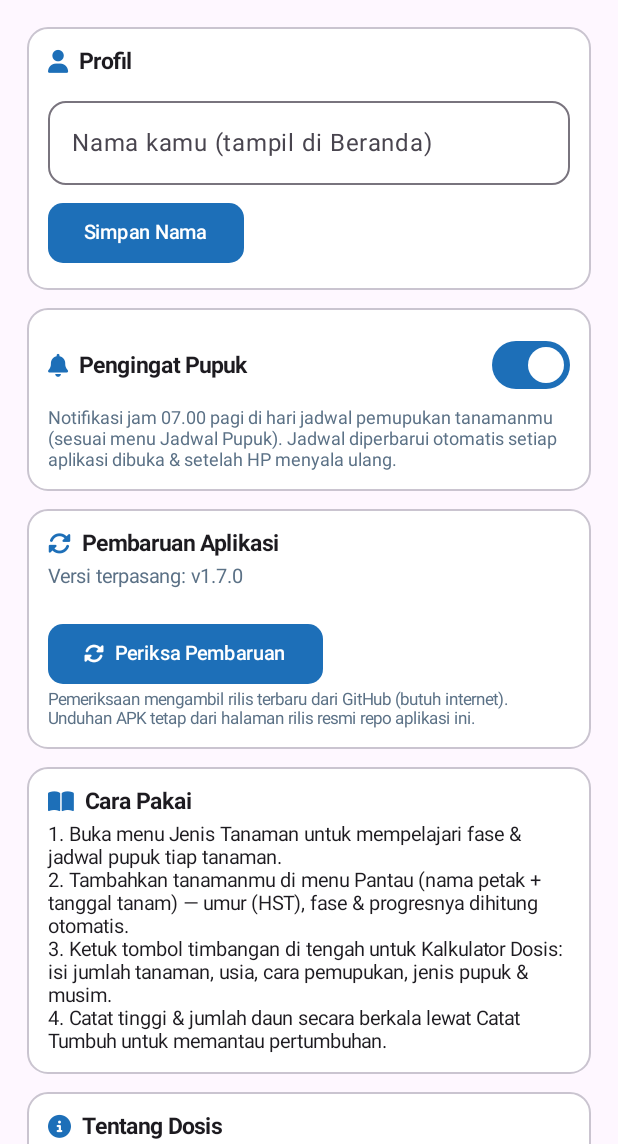
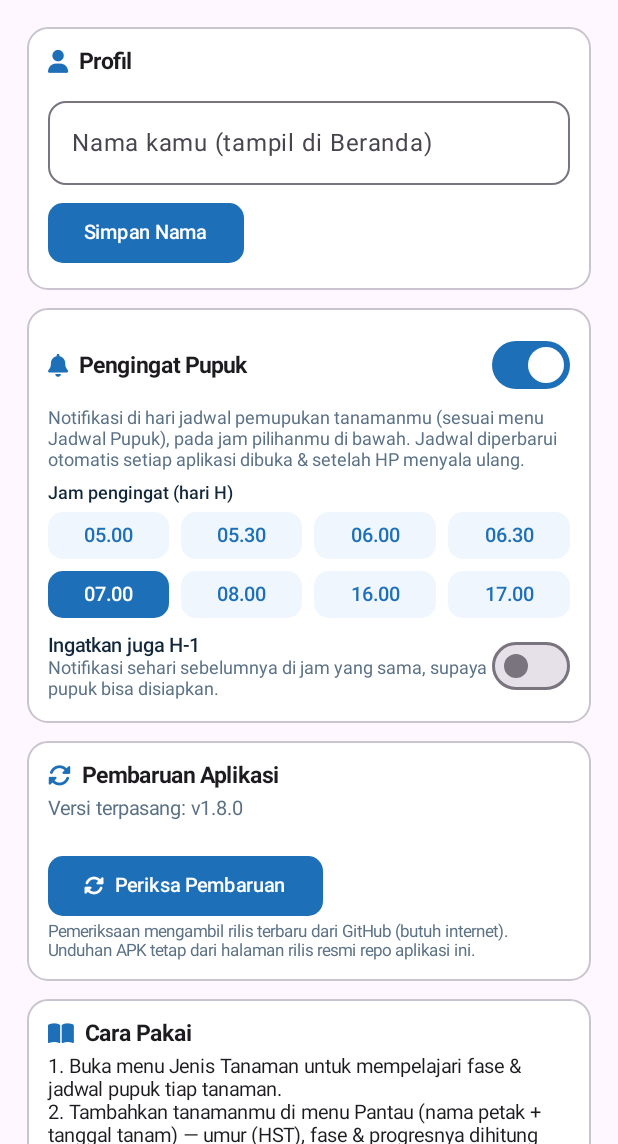
Before and after one commit to qioceky/autodosingagro, an Android app built with Jetpack Compose: the composable InfoScreen called with empty values, on a phone screen of 412 x 824 dp, the part 92-1236 px from its top. Run offline under Robolectric (Android 15) with nearby library versions, the phone set to English and light mode, and no system bars.

Commit message:
v1.8.0 — pengingat pupuk bisa diatur: pilihan jam pengingat + saklar pengingat H-1

```diff
--- a/app/build.gradle
+++ b/app/build.gradle
@@ -12,8 +12,8 @@ android {
         applicationId "id.autodosingagro"
         minSdk 26
         targetSdk 35
-        versionCode 9
-        versionName "1.7.0"
+        versionCode 10
+        versionName "1.8.0"
     }
 
     buildFeatures {
--- a/app/src/main/java/id/autodosingagro/Screens.kt
+++ b/app/src/main/java/id/autodosingagro/Screens.kt
@@ -584,7 +584,7 @@ fun PantauScreen(
 /* ---------------- PENGATURAN (profil, pembaruan, tentang) ---------------- */
 
 @Composable
-fun InfoScreen(nama: String, onSimpanNama: (String) -> Unit, pengingatAktif: Boolean = true, onPengingatChange: (Boolean) -> Unit = {}) {
+fun InfoScreen(nama: String, onSimpanNama: (String) -> Unit, pengingatAktif: Boolean = true, onPengingatChange: (Boolean) -> Unit = {}, pengingatJam: Int = 420, onPengingatJamChange: (Int) -> Unit = {}, pengingatH1: Boolean = false, onPengingatH1Change: (Boolean) -> Unit = {}) {
     val context = LocalContext.current
     var namaEdit by remember(nama) { mutableStateOf(nama) }
     var statusUpdate by remember { mutableStateOf("belum") } // belum | memeriksa | terbaru | ada | gagal
@@ -639,8 +639,45 @@ fun InfoScreen(nama: String, onSimpanNama: (String) -> Unit, pengingatAktif: Boo
                             )
                         }
                         Spacer(Modifier.height(4.dp))
-                        Text("Notifikasi jam 07.00 pagi di hari jadwal pemupukan tanamanmu (sesuai menu Jadwal Pupuk). Jadwal diperbarui otomatis setiap aplikasi dibuka & setelah HP menyala ulang.",
+                        Text("Notifikasi di hari jadwal pemupukan tanamanmu (sesuai menu Jadwal Pupuk), pada jam pilihanmu di bawah. Jadwal diperbarui otomatis setiap aplikasi dibuka & setelah HP menyala ulang.",
                             fontSize = 12.sp, color = TeksAbu)
+                        if (pengingatAktif) {
+                            Spacer(Modifier.height(8.dp))
+                            Text("Jam pengingat (hari H)", fontSize = 12.sp, fontWeight = FontWeight.SemiBold, color = TeksGelap)
+                            Spacer(Modifier.height(6.dp))
+                            val pilihanJam = listOf(300, 330, 360, 390, 420, 480, 960, 1020)
+                            pilihanJam.chunked(4).forEach { baris ->
+                                Row(Modifier.fillMaxWidth(), horizontalArrangement = Arrangement.spacedBy(8.dp)) {
+                                    baris.forEach { menit ->
+                                        val teksJam = "%02d.%02d".format(menit / 60, menit % 60)
+                                        Box(
+                                            Modifier.weight(1f).clip(RoundedCornerShape(10.dp))
+                                                .background(if (pengingatJam == menit) Biru else BiruSangatMuda)
+                                                .clickable { onPengingatJamChange(menit) }
+                                                .padding(vertical = 8.dp),
+                                            contentAlignment = Alignment.Center
+                                        ) {
+                                            Text(teksJam, fontSize = 13.sp, fontWeight = FontWeight.SemiBold,
+                                                color = if (pengingatJam == menit) Color.White else Biru)
+                                        }
+                                    }
+                                    repeat(4 - baris.size) { Spacer(Modifier.weight(1f)) }
+                                }
+                                Spacer(Modifier.height(8.dp))
+                            }
+                            Row(verticalAlignment = Alignment.CenterVertically) {
+                                Column(Modifier.weight(1f)) {
+                                    Text("Ingatkan juga H-1", fontSize = 13.sp, fontWeight = FontWeight.SemiBold, color = TeksGelap)
+                                    Text("Notifikasi sehari sebelumnya di jam yang sama, supaya pupuk bisa disiapkan.",
+                                        fontSize = 12.sp, color = TeksAbu)
+                                }
+                                Switch(
+                                    checked = pengingatH1,
+                                    onCheckedChange = { onPengingatH1Change(it) },
+                                    colors = SwitchDefaults.colors(checkedTrackColor = Biru)
+                                )
+                            }
+                        }
                         if (pengingatAktif && !izinNotif) {
                             Spacer(Modifier.height(6.dp))
                             Text("Izin notifikasi belum diberikan — pengingat tidak akan muncul sampai izin diberikan.",
--- a/app/src/main/java/id/autodosingagro/data/Store.kt
+++ b/app/src/main/java/id/autodosingagro/data/Store.kt
@@ -191,6 +191,10 @@ class Store(context: Context) {
     }
 
     fun pengingatAktif(): Boolean = prefs.getBoolean("pengingat_aktif", true)
+    fun pengingatJam(): Int = prefs.getInt("pengingat_jam", 420) // menit sejak 00.00, default 07.00
+    fun setPengingatJam(menit: Int) = prefs.edit().putInt("pengingat_jam", menit).apply()
+    fun pengingatH1(): Boolean = prefs.getBoolean("pengingat_h1", false)
+    fun setPengingatH1(aktif: Boolean) = prefs.edit().putBoolean("pengingat_h1", aktif).apply()
     fun setPengingatAktif(aktif: Boolean) = prefs.edit().putBoolean("pengingat_aktif", aktif).apply()
     fun prefsCodes(): List<Int> =
         prefs.getString("pengingat_codes", "")?.split(",")?.mapNotNull { it.toIntOrNull() } ?: emptyList()
```
Also changed, not shown: app/src/main/java/id/autodosingagro/FiturBaru.kt (+6 -2 lines), app/src/main/java/id/autodosingagro/MainActivity.kt (+8 -2 lines), app/src/main/java/id/autodosingagro/Notif.kt (+25 -11 lines), 1 other file.
